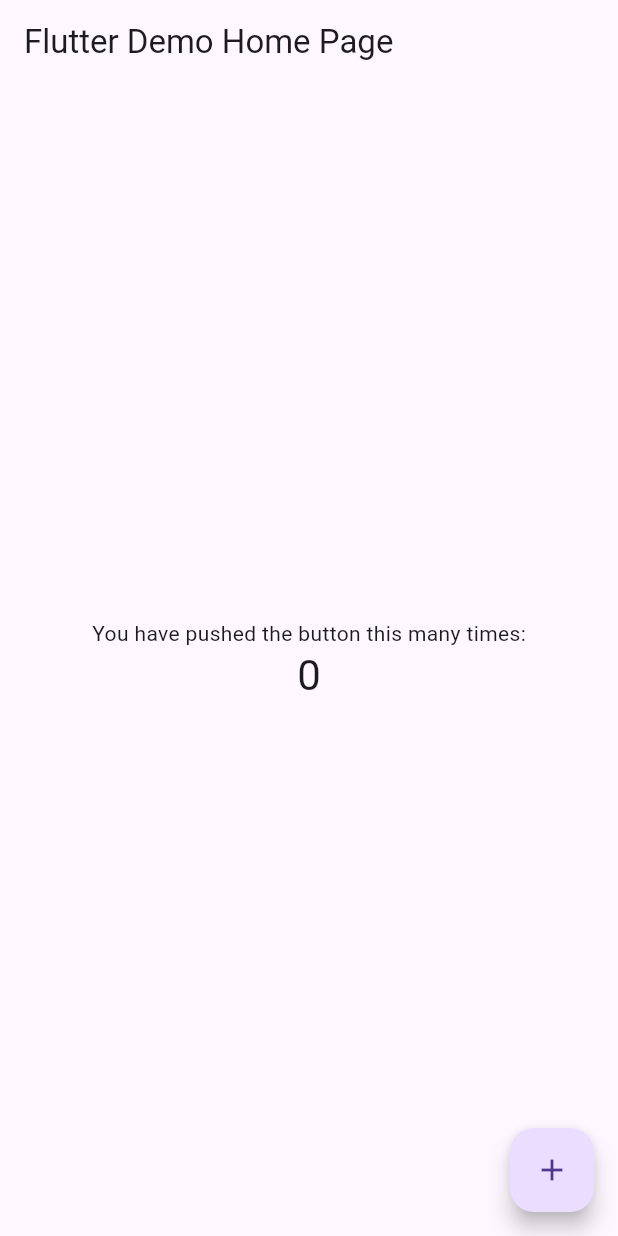
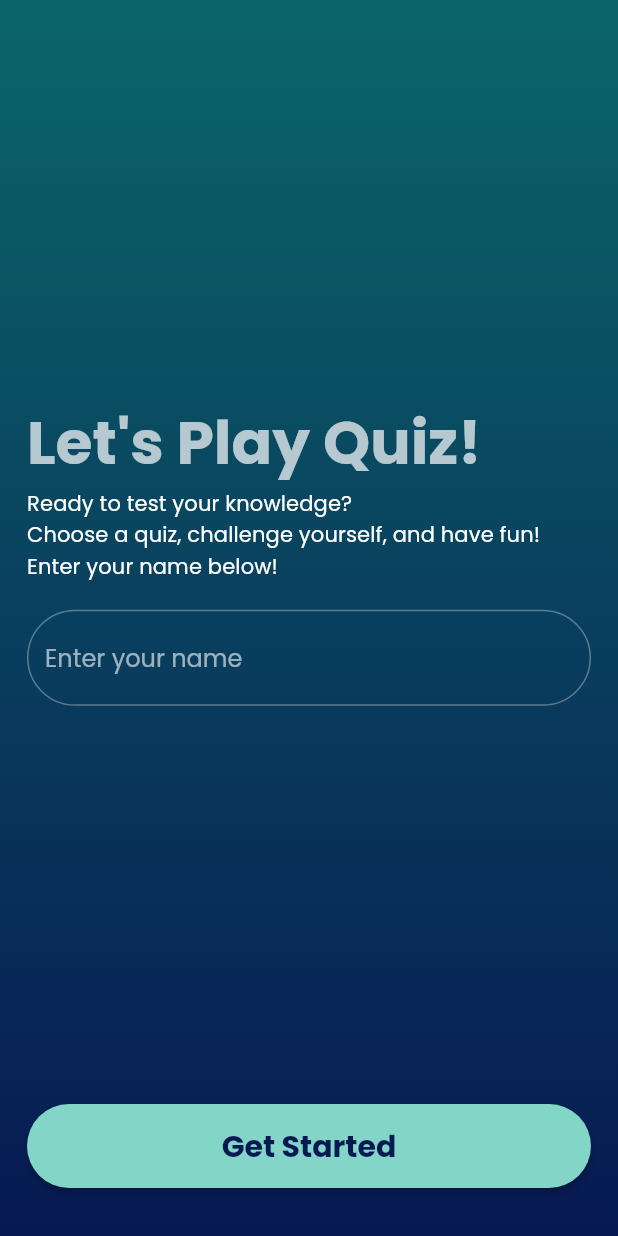
Before and after one commit to Jalambo-Dev/quiz-app-flutter, a Flutter app: the screen it shows after launch, on a phone screen of 412 x 824 dp. Run offline on Flutter 3.47's test engine with Material 3 defaults, Android fonts, the phone set to English and light mode, and no system bars.

Commit message:
add fonts, create model, create welcome screen

```diff
--- a/lib/main.dart
+++ b/lib/main.dart
@@ -1,6 +1,14 @@
 import 'package:flutter/material.dart';
+import 'package:flutter/services.dart';
+import 'package:quiz_app_flutter/screens/welcome_screen.dart';
 
-void main() => runApp(const MyApp());
+void main() {
+  runApp(const MyApp());
+  // Making the navigation bar and status bar transparent
+  SystemChrome.setEnabledSystemUIMode(SystemUiMode.edgeToEdge);
+  SystemChrome.setSystemUIOverlayStyle(
+      const SystemUiOverlayStyle(systemNavigationBarColor: Colors.transparent));
+}
 
 class MyApp extends StatelessWidget {
   const MyApp({super.key});
@@ -9,104 +17,14 @@ class MyApp extends StatelessWidget {
   @override
   Widget build(BuildContext context) {
     return MaterialApp(
-      title: 'Flutter Demo',
+      debugShowCheckedModeBanner: false,
       theme: ThemeData(
-        // This is the theme of your application.
-        //
-        // Try running your application with "flutter run". You'll see the
-        // application has a blue toolbar. Then, without quitting the app, try
-        // changing the primarySwatch below to Colors.green and then invoke
-        // "hot reload" (press "r" in the console where you ran "flutter run",
-        // or press Run > Flutter Hot Reload in a Flutter IDE). Notice that the
-        // counter didn't reset back to zero; the application is not restarted.
-        primarySwatch: Colors.blue,
+        useMaterial3: false,
+        colorScheme: ColorScheme.fromSeed(
+            seedColor: const Color(0xff97FEED), brightness: Brightness.dark),
+        fontFamily: 'Poppins',
       ),
-      home: const MyHomePage(title: 'Flutter Demo Home Page'),
+      home: const WelcomeScreen(),
     );
   }
 }
-
-class MyHomePage extends StatefulWidget {
-  const MyHomePage({super.key, required this.title});
-
-  // This widget is the home page of your application. It is stateful, meaning
-  // that it has a State object (defined below) that contains fields that affect
-  // how it looks.
-
-  // This class is the configuration for the state. It holds the values (in this
-  // case the title) provided by the parent (in this case the App widget) and
-  // used by the build method of the State. Fields in a Widget subclass are
-  // always marked "final".
-
-  final String title;
-
-  @override
-  State<MyHomePage> createState() => _MyHomePageState();
-}
-
-class _MyHomePageState extends State<MyHomePage> {
-  int _counter = 0;
-
-  void _incrementCounter() {
-    setState(() {
-      // This call to setState tells the Flutter framework that something has
-      // changed in this State, which causes it to rerun the build method below
-      // so that the display can reflect the updated values. If we changed
-      // _counter without calling setState(), then the build method would not be
-      // called again, and so nothing would appear to happen.
-      _counter++;
-    });
-  }
-
-  @override
-  Widget build(BuildContext context) {
-    // This method is rerun every time setState is called, for instance as done
-    // by the _incrementCounter method above.
-    //
-    // The Flutter framework has been optimized to make rerunning build methods
-    // fast, so that you can just rebuild anything that needs updating rather
-    // than having to individually change instances of widgets.
-    return Scaffold(
-      appBar: AppBar(
-        // Here we take the value from the MyHomePage object that was created by
-        // the App.build method, and use it to set our appbar title.
-        title: Text(widget.title),
-      ),
-      body: Center(
-        // Center is a layout widget. It takes a single child and positions it
-        // in the middle of the parent.
-        child: Column(
-          // Column is also a layout widget. It takes a list of children and
-          // arranges them vertically. By default, it sizes itself to fit its
-          // children horizontally, and tries to be as tall as its parent.
-          //
-          // Invoke "debug painting" (press "p" in the console, choose the
-          // "Toggle Debug Paint" action from the Flutter Inspector in Android
-          // Studio, or the "Toggle Debug Paint" command in Visual Studio Code)
-          // to see the wireframe for each widget.
-          //
-          // Column has various properties to control how it sizes itself and
-          // how it positions its children. Here we use mainAxisAlignment to
-          // center the children vertically; the main axis here is the vertical
-          // axis because Columns are vertical (the cross axis would be
-          // horizontal).
-          mainAxisAlignment: MainAxisAlignment.center,
-          children: <Widget>[
-            const Text(
-              'You have pushed the button this many times:',
-            ),
-            Text(
-              '$_counter',
-              style: Theme.of(context).textTheme.headlineMedium,
-            ),
-          ],
-        ),
-      ),
-      floatingActionButton: FloatingActionButton(
-        onPressed: _incrementCounter,
-        tooltip: 'Increment',
-        child: const Icon(Icons.add),
-      ), // This trailing comma makes auto-formatting nicer for build methods.
-    );
-  }
-}
--- /dev/null
+++ b/lib/screens/welcome_screen.dart
@@ -0,0 +1,86 @@
+import 'package:flutter/material.dart';
+
+class WelcomeScreen extends StatelessWidget {
+  const WelcomeScreen({super.key});
+
+  @override
+  Widget build(BuildContext context) {
+    return Scaffold(
+      body: Stack(
+        children: [
+          Container(
+            width: double.infinity,
+            height: double.infinity,
+            decoration: const BoxDecoration(
+              gradient: LinearGradient(
+                begin: Alignment.bottomCenter,
+                end: Alignment.topCenter,
+                colors: [
+                  Color(0xff071952),
+                  Color(0xff0B666A),
+                ],
+              ),
+            ),
+          ),
+          Padding(
+            padding: const EdgeInsets.symmetric(horizontal: 18.0),
+            child: Column(
+              mainAxisAlignment: MainAxisAlignment.center,
+              crossAxisAlignment: CrossAxisAlignment.start,
+              children: [
+                const Spacer(),
+
+                // Get Started Title Text
+                Text(
+                  "Let's Play Quiz!",
+                  style: Theme.of(context).textTheme.headlineLarge?.copyWith(
+                        fontWeight: FontWeight.bold,
+                      ),
+                ),
+
+                // Get Started subTitle Text
+                Text(
+                  "Ready to test your knowledge?\nChoose a quiz, challenge yourself, and have fun!\nEnter your name below!",
+                  style: Theme.of(context).textTheme.titleSmall,
+                ),
+
+                const SizedBox(height: 18),
+
+                // Name Text Filed
+                TextField(
+                  decoration: InputDecoration(
+                    hintText: "Enter your name",
+                    border: OutlineInputBorder(
+                      borderRadius: BorderRadius.circular(50),
+                    ),
+                  ),
+                ),
+
+                const Spacer(),
+
+                // Let's Start Quiz Button
+                ElevatedButton(
+                  onPressed: () {},
+                  style: ElevatedButton.styleFrom(
+                    minimumSize: const Size(double.infinity, 56),
+                    shape: RoundedRectangleBorder(
+                      borderRadius: BorderRadius.circular(50),
+                    ),
+                  ),
+                  child: Text(
+                    "Get Started",
+                    style: Theme.of(context).textTheme.titleLarge?.copyWith(
+                          fontWeight: FontWeight.bold,
+                          color: const Color(0xff071952),
+                        ),
+                  ),
+                ),
+                const SizedBox(height: 32.0)
+              ],
+            ),
+          ),
+        ],
+      ),
+    );
+  }
+}
```
Also changed, not shown: lib/models/question_model.dart (added, +100 -0 lines), pubspec.yaml (+10 -14 lines), assets/fonts/Poppins-Bold.ttf (added), assets/fonts/Poppins-Italic.ttf (added), assets/fonts/Poppins-Regular.ttf (added), lib/core/my_colors.dart (added).
